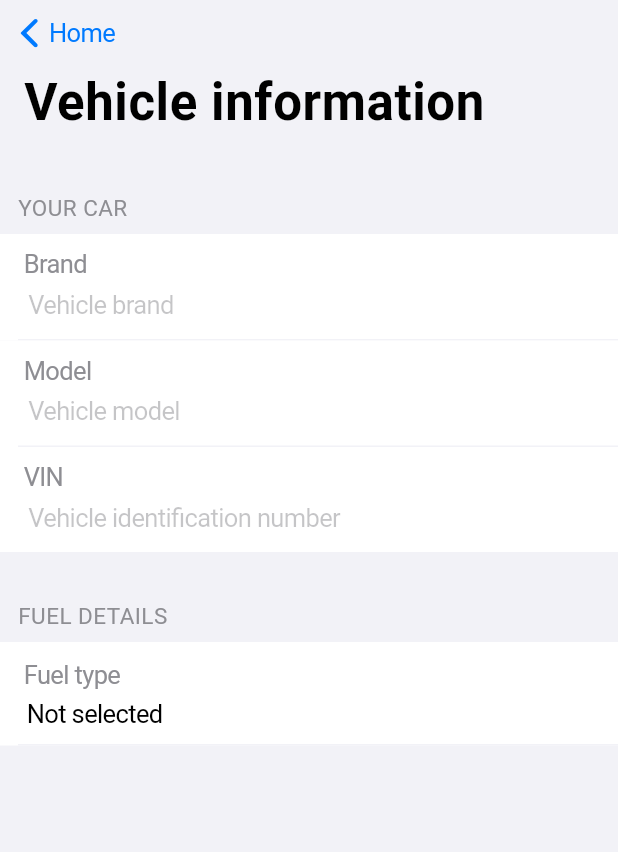
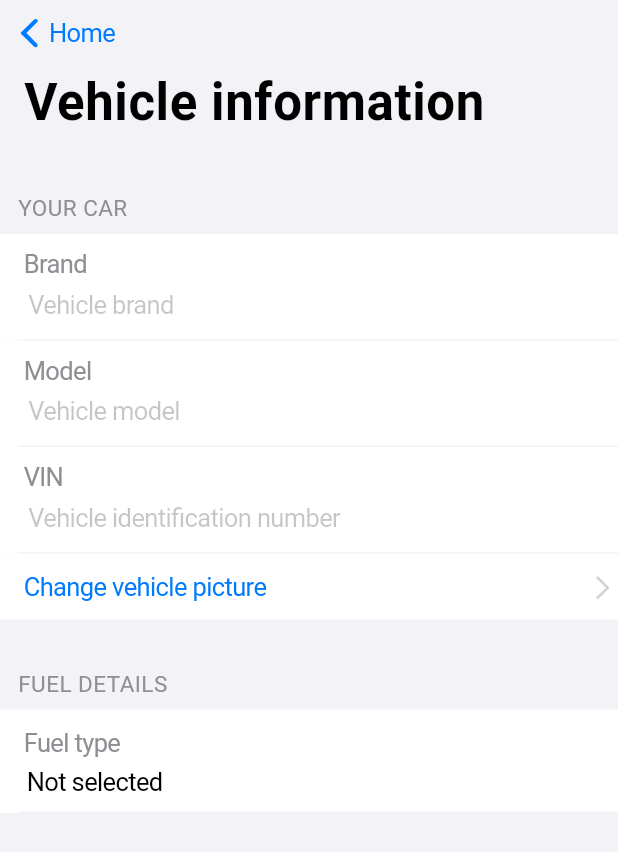
Before and after one commit to persello/azsphere-obd-app, a Flutter app: the screen it shows after launch, scrolled down 96 dp, after a tap on "Unknown brand", on a phone screen of 412 x 824 dp. Shown: the top 852 px of the screen. Run offline on Flutter 3.47's test engine with Material 2 defaults, Android fonts, the phone set to English and light mode, and no system bars; our stand-ins replace carousel_slider, google_maps_flutter, image_picker, package_info, permission_handler, shared_preferences; missing offline and left inert: wifi; project files that could hold a hidden picture were left out.

Commit message:
Added picture management for car.

```diff
--- a/lib/classes/vehicle.dart
+++ b/lib/classes/vehicle.dart
@@ -1,3 +1,5 @@
+import 'dart:io';
+
 import 'fuel.dart';
 
 class Vehicle {
@@ -6,7 +8,7 @@ class Vehicle {
     fuel = CommonFuels.undefined;
   }
 
-  // TODO: Image
+  File image;
 
   String brand;
   String model;
--- a/lib/globals.dart
+++ b/lib/globals.dart
@@ -29,11 +29,6 @@ class WiFiNetwork {
   bool isSaved = false;
   bool isProtected = false;
   int rssi = -100;
-}
-
-/// Class for managing locally stored vehicle data.
-class StoredVehicleData {
-
 }
 
 /// The global app settings.
--- a/lib/oobe/existingnetworkguide.dart
+++ b/lib/oobe/existingnetworkguide.dart
@@ -1,6 +1,4 @@
 import 'package:flutter/cupertino.dart';
-
-import 'package:access_settings_menu/access_settings_menu.dart';
 
 import 'package:azsphere_obd_app/ioscustomcontrols.dart';
 import 'package:azsphere_obd_app/oobe/devicesearch.dart';
--- a/lib/tabs/home/home.dart
+++ b/lib/tabs/home/home.dart
@@ -261,6 +261,7 @@ class _HomeTabState extends State<HomeTab> {
                   children: <Widget>[
                     Row(
                       children: <Widget>[
+                        // Image
                         Padding(
                           padding:
                               EdgeInsets.symmetric(horizontal: 8, vertical: 12),
@@ -270,14 +271,19 @@ class _HomeTabState extends State<HomeTab> {
                               color: CustomCupertinoColors.systemGray6,
                               height: 80,
                               width: 80,
-                              child: Icon(
-                                CupertinoIcons.photo_camera_solid,
-                                size: 40,
-                                color: CustomCupertinoColors.systemGray4,
-                              ),
+                              child: (car.image == null
+                                  ? Icon(CupertinoIcons.photo_camera_solid,
+                                      size: 40,
+                                      color: CustomCupertinoColors.systemGray4)
+                                  : FittedBox(
+                                      child: Image.file(car.image),
+                                      fit: BoxFit.cover,
+                                    )),
                             ),
                           ),
                         ),
+
+                        // Text fields
                         Column(
                           crossAxisAlignment: CrossAxisAlignment.start,
                           children: <Widget>[
--- a/lib/tabs/settings/carproperties.dart
+++ b/lib/tabs/settings/carproperties.dart
@@ -1,23 +1,18 @@
 import 'package:azsphere_obd_app/classes/fuel.dart';
-import 'package:azsphere_obd_app/classes/vehicle.dart';
 import 'package:flutter/cupertino.dart';
 import 'package:flutter/material.dart';
-import 'package:flutter/semantics.dart';
-
-import 'package:package_info/package_info.dart';
+import 'package:image_picker/image_picker.dart';
 
 import 'package:azsphere_obd_app/ioscustomcontrols.dart';
 import 'package:azsphere_obd_app/globals.dart';
 
 /// App info page
 class SettingsCarProperties extends StatefulWidget {
-  SettingsCarProperties(
-      {Key key, this.title, this.previousTitle, this.existingVehicleProperties})
+  SettingsCarProperties({Key key, this.title, this.previousTitle})
       : super(key: key);
 
   final String title;
   final String previousTitle;
-  final Vehicle existingVehicleProperties;
 
   @override
   _SettingsCarPropertiesState createState() => _SettingsCarPropertiesState();
@@ -28,6 +23,74 @@ class _SettingsCarPropertiesState extends State<SettingsCarProperties> {
   TextEditingController _modelTextField;
   TextEditingController _vinTextField;
 
+  void showImagePicker() async {
+    await showCupertinoModalPopup(
+      context: context,
+      builder: (BuildContext context) => CupertinoActionSheet(
+        title: Text("Add or change vehicle picture"),
+        message: Text("Please choose how to proceed."),
+        cancelButton: CupertinoActionSheetAction(
+          child: Text("Cancel"),
+          isDefaultAction: true,
+          onPressed: () {
+            Navigator.pop(context);
+          },
+        ),
+        actions: <Widget>[
+          // Gallery
+          CupertinoActionSheetAction(
+            child: Text("Choose a picture from your gallery"),
+            onPressed: () async {
+              // Close sheet
+              Navigator.of(context, rootNavigator: true).pop(context);
+
+              // Open gallery
+              var image =
+                  await ImagePicker.pickImage(source: ImageSource.gallery);
+
+              setState(() {
+                car.image = image;
+              });
+            },
+          ),
+
+          // Camera
+          CupertinoActionSheetAction(
+            child: Text("Take a new picture"),
+            onPressed: () async {
+              // Close sheet
+              Navigator.of(context, rootNavigator: true).pop(context);
+
+              // Open camera
+              var image =
+                  await ImagePicker.pickImage(source: ImageSource.camera);
+
+              setState(() {
+                car.image = image;
+              });
+            },
+          ),
+
+          // Remove
+          CupertinoActionSheetAction(
+            child: Text("Remove"),
+            isDestructiveAction: true,
+            onPressed: () {
+              // Close sheet
+              Navigator.of(context, rootNavigator: true).pop(context);
+
+              // Remove
+              setState(() {
+                car.image = null;
+              });
+            },
+          )
+        ],
+      ),
+    );
+  }
+
+  /// Shows the fuel picker and changes the car's [Fuel] property accordingly.
   void showFuelPicker({BuildContext context}) {
     // Gather the list of common fuels
     List<Widget> items = new List<Widget>();
@@ -137,7 +200,6 @@ class _SettingsCarPropertiesState extends State<SettingsCarProperties> {
 
                 // VIN
                 GenericListItem(
-                  isLast: true,
                   child: Column(
                     crossAxisAlignment: CrossAxisAlignment.start,
                     children: <Widget>[
@@ -162,6 +224,22 @@ class _SettingsCarPropertiesState extends State<SettingsCarProperties> {
                   ),
                 ),
 
+                // Image
+                ListButton(
+                  isLast: true,
+                  onPressed: () {
+                    showImagePicker();
+                  },
+                  children: <Widget>[
+                    Text("Change vehicle picture"),
+                    Icon(
+                      CupertinoIcons.right_chevron,
+                      color: CustomCupertinoColors.systemGray4,
+                    )
+                  ],
+                  padding: EdgeInsets.only(left: 16),
+                ),
+
                 ListGroupSpacer(title: "Fuel details"),
 
                 // Fuel
@@ -183,7 +261,7 @@ class _SettingsCarPropertiesState extends State<SettingsCarProperties> {
                         Padding(
                           padding: EdgeInsets.fromLTRB(6, 6, 0, 10),
                           child: Text(
-                            car.fuel.name,
+                            car.fuel?.name,
                             style: CustomCupertinoTextStyles.blackStyle,
                           ),
                         ),
@@ -193,7 +271,7 @@ class _SettingsCarPropertiesState extends State<SettingsCarProperties> {
                 ),
 
                 // Display only if fuel selected
-                if (car.fuel.name != 'Not selected')
+                if (car.fuel?.name != 'Not selected')
                   GenericListItem(
                     child: Padding(
                       padding: EdgeInsets.symmetric(horizontal: 6),
--- a/lib/tabs/settings/settings.dart
+++ b/lib/tabs/settings/settings.dart
@@ -1,3 +1,4 @@
+import 'package:azsphere_obd_app/tabs/settings/carproperties.dart';
 import 'package:flutter/cupertino.dart';
 import 'package:flutter/material.dart';
 
@@ -54,10 +55,12 @@ class _SettingsTabState extends State<SettingsTab> {
                 ),
                 ListGroupSpacer(height: 40),
                 ListSubMenu(
-                  text: "Vehicle info",
+                  text: "Vehicle information",
                   icon: CupertinoIcons.car,
                   iconBackground: CustomCupertinoColors.systemGreen,
-                  onPressed: () {},
+                  onPressed: () {
+                    Navigator.of(context, rootNavigator: true).push(CupertinoPageRoute(builder: (context) => SettingsCarProperties(title: "Vehicle information", previousTitle: "Settings")));
+                  },
                 ),
                 ListSubMenu(
                   text: "About",
--- a/pubspec.yaml
+++ b/pubspec.yaml
@@ -21,9 +21,9 @@ dependencies:
   wifi: ^0.1.5
   permission_handler: ^3.2.0
   google_maps_flutter: ^0.5.0
-  access_settings_menu: ^0.0.1
   shared_preferences: ^0.5.3+4
   carousel_slider: ^1.3.0
+  image_picker: ^0.6.1+4
   flutter:
     sdk: flutter
 
```
Also changed, not shown: pubspec.lock.
